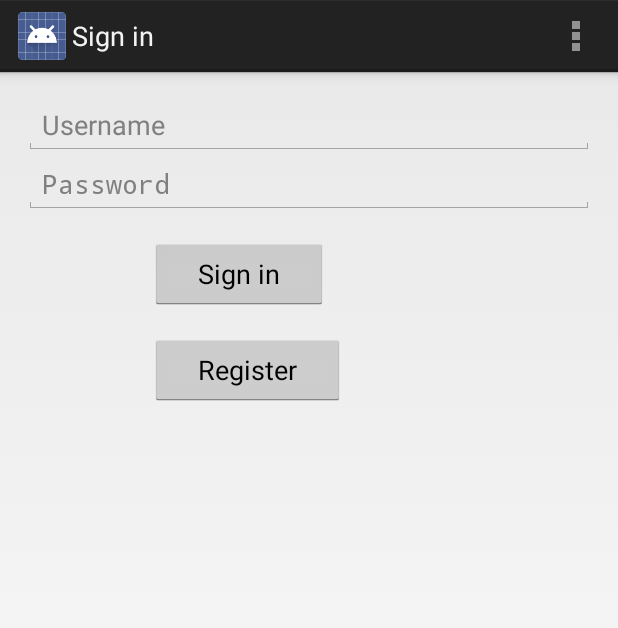
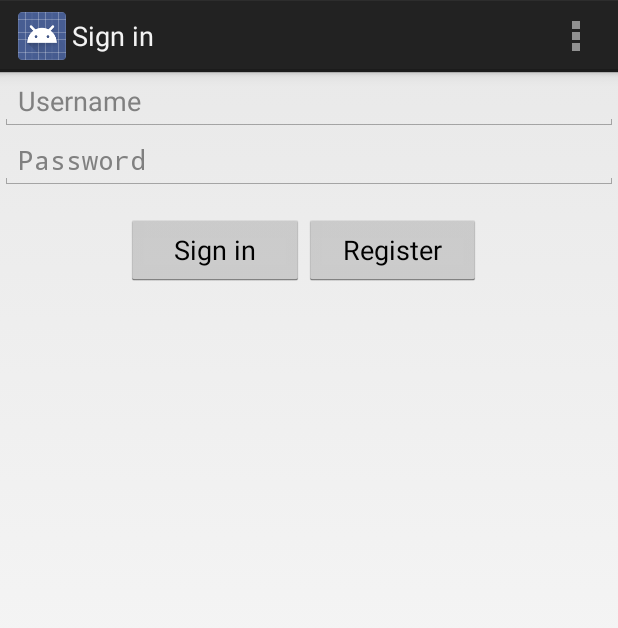
Before and after one commit to pfista/Curfew, an Android app: the screen it shows after launch (LoginActivity), on a phone screen of 412 x 824 dp. Shown: the top 628 px of the screen. Run offline under Robolectric (Android 15) with nearby library versions, the phone set to English and light mode, and no system bars; libraries missing offline, so code that uses them is left out: com.parse; 1 statement that could not run was skipped.

Commit message:
Changed the activity_login layout from linear to relative. Think it will make things cleaner if we decide to add logos and other things to this activity. More space efficient.

```diff
--- a/Curfew/src/main/res/layout/activity_login.xml
+++ b/Curfew/src/main/res/layout/activity_login.xml
@@ -3,17 +3,21 @@
     tools:context=".LoginActivity">
 
     <!-- Login progress -->
-    <LinearLayout android:id="@+id/login_status"
+    <LinearLayout
+        android:id="@+id/login_status"
         android:visibility="gone"
         android:layout_width="wrap_content"
         android:layout_height="wrap_content"
         android:layout_gravity="center"
         android:gravity="center_horizontal"
         android:orientation="vertical">
-        <ProgressBar style="?android:attr/progressBarStyleLarge"
+
+        <ProgressBar
+            style="?android:attr/progressBarStyleLarge"
             android:layout_width="wrap_content"
             android:layout_height="wrap_content"
-            android:layout_marginBottom="8dp"/>
+            android:layout_marginBottom="8dp" />
+
         <TextView
             android:id="@+id/login_status_message"
             android:textAppearance="?android:attr/textAppearanceMedium"
@@ -30,10 +34,13 @@
         android:layout_width="match_parent"
         android:layout_height="match_parent">
 
-        <LinearLayout style="@style/LoginFormContainer"
+        <RelativeLayout
+            android:layout_width="fill_parent"
+            android:layout_height="fill_parent"
             android:orientation="vertical">
 
             <EditText
+                android:layout_alignParentTop="true"
                 android:id="@+id/email"
                 android:singleLine="true"
                 android:maxLines="1"
@@ -46,6 +53,7 @@
                 android:id="@+id/password"
                 android:singleLine="true"
                 android:maxLines="1"
+                android:layout_below="@id/email"
                 android:layout_width="match_parent"
                 android:layout_height="wrap_content"
                 android:hint="@string/prompt_password"
@@ -53,9 +61,11 @@
                 android:imeActionId="@+id/login"
                 android:imeOptions="actionUnspecified" />
 
-            <Button android:id="@+id/sign_in_button"
+            <Button
+                android:id="@+id/sign_in_button"
                 android:layout_width="wrap_content"
                 android:layout_height="wrap_content"
+                android:layout_below="@id/password"
                 android:layout_marginTop="16dp"
                 android:text="@string/action_sign_in"
                 android:paddingLeft="32dp"
@@ -63,18 +73,20 @@
                 android:layout_marginLeft="84dp"
                 android:layout_gravity="left|center_vertical" />
 
-            <Button android:id="@+id/register_button"
+            <Button
+                android:id="@+id/register_button"
                 android:layout_width="wrap_content"
                 android:layout_height="wrap_content"
                 android:layout_marginTop="16dp"
+                android:layout_below="@id/password"
                 android:text="@string/action_register"
-                android:paddingLeft="32dp"
-                android:paddingRight="32dp"
-                android:layout_marginLeft="84dp"
-                android:layout_gravity="left|center_vertical" />
+                android:paddingLeft="26dp"
+                android:paddingRight="26dp"
+                android:layout_gravity="left|center_vertical"
+                android:layout_toRightOf="@id/sign_in_button" />
 
 
-        </LinearLayout>
+        </RelativeLayout>
 
     </ScrollView>
 </merge>
--- a/Curfew/src/main/res/values/strings.xml
+++ b/Curfew/src/main/res/values/strings.xml
@@ -5,6 +5,7 @@
     <string name="action_settings">Settings</string>
     <string name="hello_world">Hello world!</string>
     <string name="hello">Hello, </string>
-    <string name="setcurfew">Type username</string>
+    <string name="set_curfew">Type username</string>
+    <string name="error_incorrect_password">Password not recognized</string>
 
 </resources>
```
